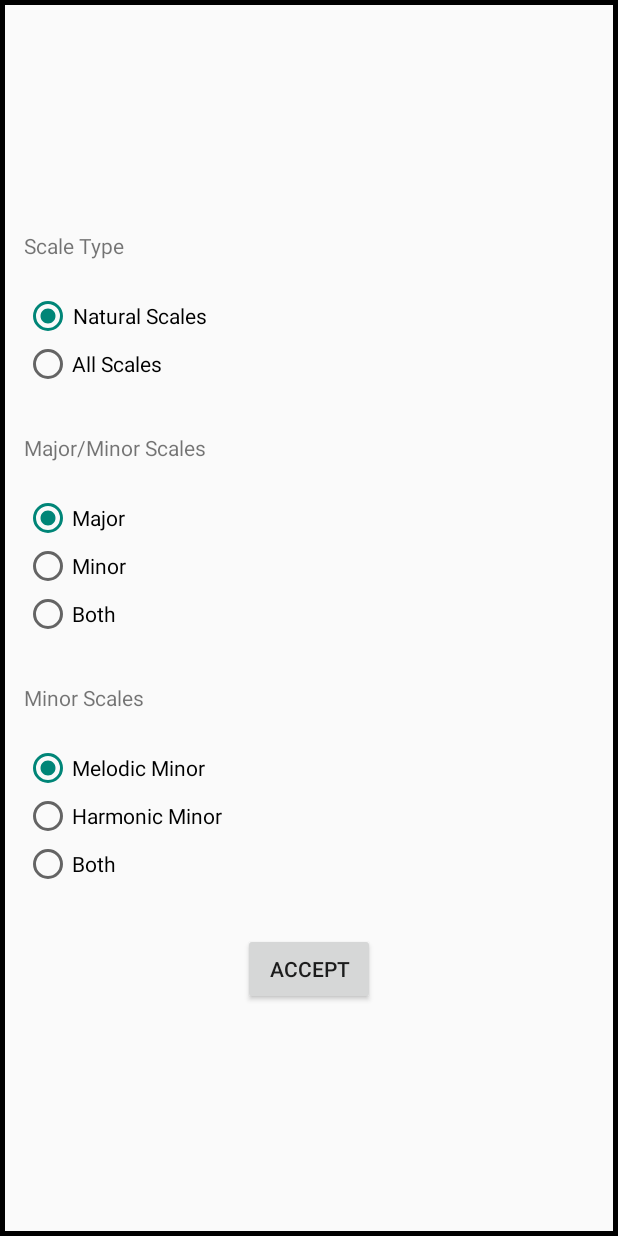
After one commit to JDGale8/ScalesPractice, an Android app: the layout activity_random_settings.xml on its own in the app's theme, with its tools: preview values and no code run, on a phone screen of 412 x 824 dp. The commit adds this screen. Run offline under Robolectric (Android 15) with nearby library versions, the phone set to English and light mode, and no system bars.

Commit message:
pop up menu for settings

```diff
--- a/app/src/main/AndroidManifest.xml
+++ b/app/src/main/AndroidManifest.xml
@@ -3,6 +3,7 @@
     package="dallas.scalespractice" >
 
     <uses-permission android:name="android.permission.VIBRATE"/>
+    <uses-permission android:name="android.permission.SYSTEM_ALERT_WINDOW"/>
 
     <application
         android:allowBackup="true"
@@ -29,6 +30,14 @@
                 <category android:name="android.intent.category.LAUNCHER" />
             </intent-filter>
         </activity>
+
+        <activity
+            android:name=".RandomSettings"
+            android:theme="@style/AppTheme.CustomPopTheme" >
+
+        </activity>
+
+
     </application>
 
 </manifest>
--- a/app/src/main/java/dallas/scalespractice/MainActivity.java
+++ b/app/src/main/java/dallas/scalespractice/MainActivity.java
@@ -1,5 +1,6 @@
 package dallas.scalespractice;
 
+import android.content.Intent;
 import android.support.v7.app.AppCompatActivity;
 import android.os.Bundle;
 import android.util.Log;
@@ -12,6 +13,7 @@ import android.widget.ImageButton;
 import android.widget.RadioButton;
 import android.widget.RadioGroup;
 import android.widget.TextView;
+import android.os.Vibrator;
 
 import java.util.Random;
 
@@ -31,10 +33,13 @@ public class MainActivity extends AppCompatActivity {
     private RadioButton mBothMinMajScaleRadio;
     private AlphaAnimation buttonClick = new AlphaAnimation(1F, 0.8F);
 
+
     @Override
     protected void onCreate(Bundle savedInstanceState) {
         super.onCreate(savedInstanceState);
         setContentView(R.layout.activity_main);
+
+        final Vibrator vibr = (Vibrator)getSystemService(this.VIBRATOR_SERVICE);
 
         mScaleBtn =  (Button) findViewById(R.id.newScaleBtn);
         mSettingsBtn = (ImageButton) findViewById(R.id.settingsButton);
@@ -45,11 +50,6 @@ public class MainActivity extends AppCompatActivity {
         mMinorScaleRadio = (RadioButton) findViewById(R.id.minorScaleRadio);
         mMajorScaleRadio = (RadioButton) findViewById(R.id.majorScaleRadio);
         mBothMinMajScaleRadio = (RadioButton) findViewById(R.id.bothMinMajScaleRadio);
-
-
-        // Animations
-        //Animation pulse = AnimationUtils.loadAnimation(this, R.anim.pulse);
-
 
         View.OnClickListener newScaleListener = new View.OnClickListener() {
             @Override
@@ -109,6 +109,9 @@ public class MainActivity extends AppCompatActivity {
             @Override
             public void onClick(View v) {
                 mSettingsBtn.startAnimation(buttonClick);
+                vibr.vibrate(28);
+                startActivity(new Intent(MainActivity.this, RandomSettings.class));
+
             }
 
         };
--- /dev/null
+++ b/app/src/main/java/dallas/scalespractice/RandomFragment.java
@@ -0,0 +1,30 @@
+package dallas.scalespractice;
+
+import android.app.Fragment;
+import android.os.Bundle;
+import android.view.LayoutInflater;
+import android.view.View;
+import android.view.ViewGroup;
+
+/**
+ * Created by Jake on 4/10/2016.
+ */
+public class RandomFragment extends Fragment{
+
+
+    @Override
+    public View onCreateView(LayoutInflater inflater, ViewGroup container, Bundle savedInstanceState) {
+        return inflater.inflate(R.layout.fragment_random_settings, container, false);
+    }
+
+    @Override
+    public void onViewCreated(View view, Bundle savedInstanceState) {
+        super.onViewCreated(view, savedInstanceState);
+
+        //do your stuff for your fragment here
+
+
+    }
+
+
+}
--- /dev/null
+++ b/app/src/main/java/dallas/scalespractice/RandomSettings.java
@@ -0,0 +1,30 @@
+package dallas.scalespractice;
+
+        import android.app.Activity;
+        import android.graphics.drawable.ColorDrawable;
+        import android.os.Bundle;
+        import android.util.DisplayMetrics;
+        import android.view.Gravity;
+        import android.view.View;
+        import android.view.WindowManager;
+
+public class RandomSettings extends Activity {
+
+    @Override
+    public void onCreate(Bundle savedInstanceState) {
+        super.onCreate(savedInstanceState);
+        setContentView(R.layout.activity_random_settings);
+
+        // We need to calculate the screen size and change the popup window accordingly
+
+        DisplayMetrics dm = new DisplayMetrics();
+        getWindowManager().getDefaultDisplay().getMetrics(dm);
+
+        int width = dm.widthPixels;
+        int height = dm.heightPixels;
+
+        // sets the window to 80% of the phone/tablet screen
+        getWindow().setLayout((int)(width*0.5),(int)(height*0.9));
+
+    }
+}
--- /dev/null
+++ b/app/src/main/res/drawable/activity_border.xml
@@ -0,0 +1,7 @@
+<?xml version="1.0" encoding="utf-8"?>
+<shape xmlns:android="http://schemas.android.com/apk/res/android"
+       android:shape="rectangle">
+    <stroke
+        android:width="3dip"
+        android:color="@android:color/black" />
+</shape>
--- a/app/src/main/res/layout/activity_launch_page.xml
+++ b/app/src/main/res/layout/activity_launch_page.xml
@@ -113,7 +113,7 @@
         android:text="Welcome to Scales Practice!"
         android:id="@+id/welcomeText"
         android:layout_marginTop="80dp"
-        android:textSize="27sp"
+        android:textSize="25sp"
         android:paddingTop="5dp"
         android:layout_alignParentTop="true"
         android:layout_centerHorizontal="true"
--- a/app/src/main/res/layout/activity_main.xml
+++ b/app/src/main/res/layout/activity_main.xml
@@ -10,6 +10,11 @@
     android:paddingBottom="@dimen/activity_vertical_margin"
     tools:context=".MainActivity"
     android:background="@android:color/background_light">
+
+   <!-- <fragment
+        android:name="dallas.scalespractice.RandomFragment"
+        android:layout_width="fill_parent"
+        android:layout_height="wrap_content"/>-->
 
     <Button
         android:layout_width="wrap_content"
@@ -121,6 +126,7 @@
         android:layout_alignParentTop="true"
         android:layout_alignParentRight="true"
         android:layout_alignParentEnd="true"
+        android:hapticFeedbackEnabled="true"
         android:src="@drawable/settingsglyphbig"/>
 
 
--- /dev/null
+++ b/app/src/main/res/layout/activity_random_settings.xml
@@ -0,0 +1,157 @@
+<?xml version="1.0" encoding="utf-8"?>
+<LinearLayout     xmlns:android="http://schemas.android.com/apk/res/android"
+                  xmlns:tools="http://schemas.android.com/tools"
+                  android:orientation="vertical"
+                  android:layout_width="match_parent"
+                  android:layout_height="match_parent"
+                  android:paddingLeft="@dimen/activity_horizontal_margin"
+                  android:paddingRight="@dimen/activity_horizontal_margin"
+                  android:paddingTop="@dimen/activity_vertical_margin"
+                  android:paddingBottom="@dimen/activity_vertical_margin"
+                  tools:context="dallas.scalespractice.RandomSettings"
+                  android:background="@drawable/activity_border"
+                  android:id="@+id/randomSettingsLayout"
+                  android:gravity="center">
+
+
+    <TextView
+        android:layout_width="wrap_content"
+        android:layout_height="wrap_content"
+        android:textAppearance="?android:attr/textAppearanceSmall"
+        android:text="Scale Type"
+        android:id="@+id/textView3"
+        android:layout_gravity="left"/>
+
+    <RadioGroup
+        android:id="@+id/scaleRadioGroup"
+        android:layout_width="wrap_content"
+        android:layout_height="wrap_content"
+        android:paddingBottom="30dp"
+        android:layout_alignBottom="@+id/majMinRadioGroup"
+        android:layout_alignParentLeft="true"
+        android:layout_alignParentStart="true"
+        android:gravity="left"
+        android:layout_gravity="left">
+
+        <RadioButton
+            android:layout_width="wrap_content"
+            android:layout_height="wrap_content"
+            android:text="@string/naturalScaleRadio"
+            android:id="@+id/naturalScaleRadio"
+            android:gravity="center"
+            android:layout_marginTop="21dp"
+            android:checked="true"
+            android:layout_gravity="center"/>
+
+        <RadioButton
+            android:layout_width="wrap_content"
+            android:layout_height="wrap_content"
+            android:text="@string/allScaleRadio"
+            android:id="@+id/allScaleRadio"
+            android:checked="false"
+            />
+
+    </RadioGroup>
+
+    <TextView
+        android:layout_width="wrap_content"
+        android:layout_height="wrap_content"
+        android:textAppearance="?android:attr/textAppearanceSmall"
+        android:text="Major/Minor Scales"
+        android:id="@+id/textView2"
+        android:layout_gravity="left"/>
+
+    <RadioGroup
+        android:id="@+id/majMinRadioGroup"
+        android:layout_width="wrap_content"
+        android:layout_height="wrap_content"
+        android:paddingBottom="30dp"
+        android:layout_alignParentLeft="true"
+        android:layout_toRightOf="@+id/randomSettingsLayout"
+        android:layout_toEndOf="@+id/newScaleBtn"
+        android:gravity="left"
+        android:layout_gravity="left|center_horizontal">
+
+        <RadioButton
+            android:layout_width="wrap_content"
+            android:layout_height="wrap_content"
+            android:text="Major"
+            android:id="@+id/majorScaleRadio"
+            android:gravity="center"
+            android:layout_marginTop="21dp"
+            android:checked="true"
+            android:layout_gravity="left|center"/>
+
+        <RadioButton
+            android:layout_width="wrap_content"
+            android:layout_height="wrap_content"
+            android:text="Minor"
+            android:id="@+id/minorScaleRadio"
+            android:checked="false"
+            android:layout_gravity="left|center"/>
+
+        <RadioButton
+            android:layout_width="wrap_content"
+            android:layout_height="wrap_content"
+            android:text="Both"
+            android:id="@+id/bothMinMajScaleRadio"
+            android:checked="false"
+            android:layout_gravity="left"/>
+
+
+    </RadioGroup>
+
+    <TextView
+        android:layout_width="wrap_content"
+        android:layout_height="wrap_content"
+        android:textAppearance="?android:attr/textAppearanceSmall"
+        android:text="Minor Scales"
+        android:id="@+id/textView"
+        android:layout_gravity="left"/>
+
+    <RadioGroup
+        android:id="@+id/radioGroup"
+        android:layout_width="wrap_content"
+        android:layout_height="wrap_content"
+        android:paddingBottom="30dp"
+        android:layout_alignParentLeft="true"
+        android:layout_toRightOf="@+id/randomSettingsLayout"
+        android:layout_toEndOf="@+id/newScaleBtn"
+        android:gravity="left"
+        android:layout_gravity="left">
+
+        <RadioButton
+            android:layout_width="wrap_content"
+            android:layout_height="wrap_content"
+            android:text="Melodic Minor"
+            android:id="@+id/radioButton"
+            android:gravity="center"
+            android:layout_marginTop="21dp"
+            android:checked="true"
+            android:layout_gravity="left|center"/>
+
+        <RadioButton
+            android:layout_width="wrap_content"
+            android:layout_height="wrap_content"
+            android:text="Harmonic Minor"
+            android:id="@+id/radioButton2"
+            android:checked="false"
+            android:layout_gravity="left|center"/>
+
+        <RadioButton
+            android:layout_width="wrap_content"
+            android:layout_height="wrap_content"
+            android:text="Both"
+            android:id="@+id/radioButton3"
+            android:checked="false"
+            android:layout_gravity="left"/>
+    </RadioGroup>
+
+    <Button
+        android:layout_width="wrap_content"
+        android:layout_height="wrap_content"
+        android:text="Accept"
+        android:id="@+id/goButton"
+        android:layout_gravity="center_horizontal"/>
+
+</LinearLayout>
--- /dev/null
+++ b/app/src/main/res/layout/fragment_random_settings.xml
@@ -0,0 +1,6 @@
+<?xml version="1.0" encoding="utf-8"?>
+<RelativeLayout xmlns:android="http://schemas.android.com/apk/res/android"
+                android:layout_width="match_parent"
+                android:layout_height="match_parent">
+
+</RelativeLayout>
--- a/app/src/main/res/values/styles.xml
+++ b/app/src/main/res/values/styles.xml
@@ -9,5 +9,10 @@
     </style>
     <style name="AppBarOverlay" parent="ThemeOverlay.AppCompat.Dark.ActionBar"/>
     <style name="PopupOverlay" parent="ThemeOverlay.AppCompat.Light"/>
+    <style name="AppTheme.CustomPopTheme">
+        <item name="android:windowIsTranslucent"> true </item>
+        <item name="android:windowCloseOnTouchOutside"> true </item>
+
+    </style>
 
 </resources>
```
